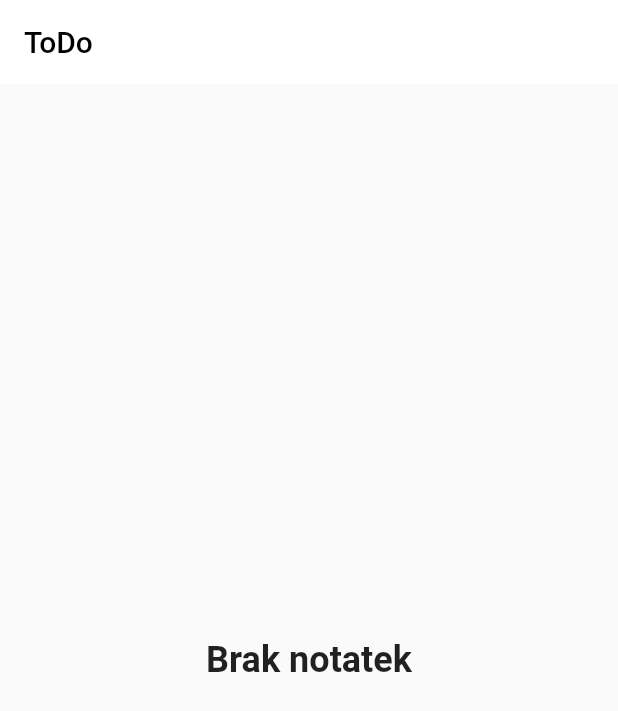
After one commit to ArturMartynovych/ToDoApp, a Flutter app: the screen it shows after launch, on a phone screen of 412 x 824 dp. The commit adds this screen. Shown: the top 711 px of the screen. Run offline on Flutter 3.47's test engine with Material 2 defaults, Android fonts, the phone set to English and light mode, and no system bars.

Commit message:
Adding 'Note' class and utils

```diff
--- /dev/null
+++ b/lib/Widgets/notes.dart
@@ -0,0 +1,37 @@
+import 'package:flutter/material.dart';
+import 'package:todoapp/models/note.dart';
+
+class Notes extends StatefulWidget {
+  const Notes({super.key});
+
+  @override
+  State<Notes> createState() => _NotesState();
+}
+
+class _NotesState extends State<Notes> {
+  final List<Note> _enteredNote = [];
+
+  @override
+  Widget build(BuildContext context) {
+    Widget mainContent = const Center(
+      child: Text(
+        "Brak notatek",
+        style: TextStyle(
+          fontSize: 24,
+          fontWeight: FontWeight.bold,
+        ),
+      ),
+    );
+
+    return Scaffold(
+      appBar: AppBar(
+        title: const Text("ToDo"),
+      ),
+      body: Column(
+        children: [
+          Expanded(child: mainContent),
+        ],
+      ),
+    );
+  }
+}
--- /dev/null
+++ b/lib/models/note.dart
@@ -0,0 +1,13 @@
+import 'package:uuid/uuid.dart';
+
+const uuid = Uuid();
+
+class Note {
+  Note({
+    required this.title,
+    required this.note,
+  }) : id = uuid.v4();
+  final String id;
+  final String title;
+  final String note;
+}
--- a/pubspec.yaml
+++ b/pubspec.yaml
@@ -35,6 +35,7 @@ dependencies:
   # The following adds the Cupertino Icons font to your application.
   # Use with the CupertinoIcons class for iOS style icons.
   cupertino_icons: ^1.0.2
+  uuid: ^3.0.7
 
 dev_dependencies:
   flutter_test:
```
Also changed, not shown: lib/Utils/color_utils.dart (added, +9 -0 lines), lib/main.dart (+2 -22 lines), pubspec.lock.
